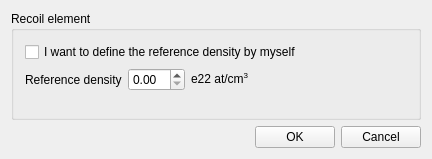
Old version of the form ui_files/ui_reference_density_dialog.ui in the repository JYU-IBA/potku.
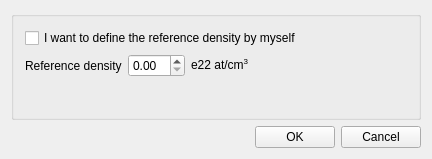
New version of the form.

The edit to the form file:
```diff
--- a/ui_files/ui_reference_density_dialog.ui
+++ b/ui_files/ui_reference_density_dialog.ui
@@ -37,7 +37,7 @@
      <item>
       <widget class="QGroupBox" name="infoGroupBox">
        <property name="title">
-        <string>Recoil element</string>
+        <string/>
        </property>
        <layout class="QVBoxLayout" name="verticalLayout_7">
         <property name="sizeConstraint">
```
Left out of the diff: 2 changed lines with no effect on the pictures.
